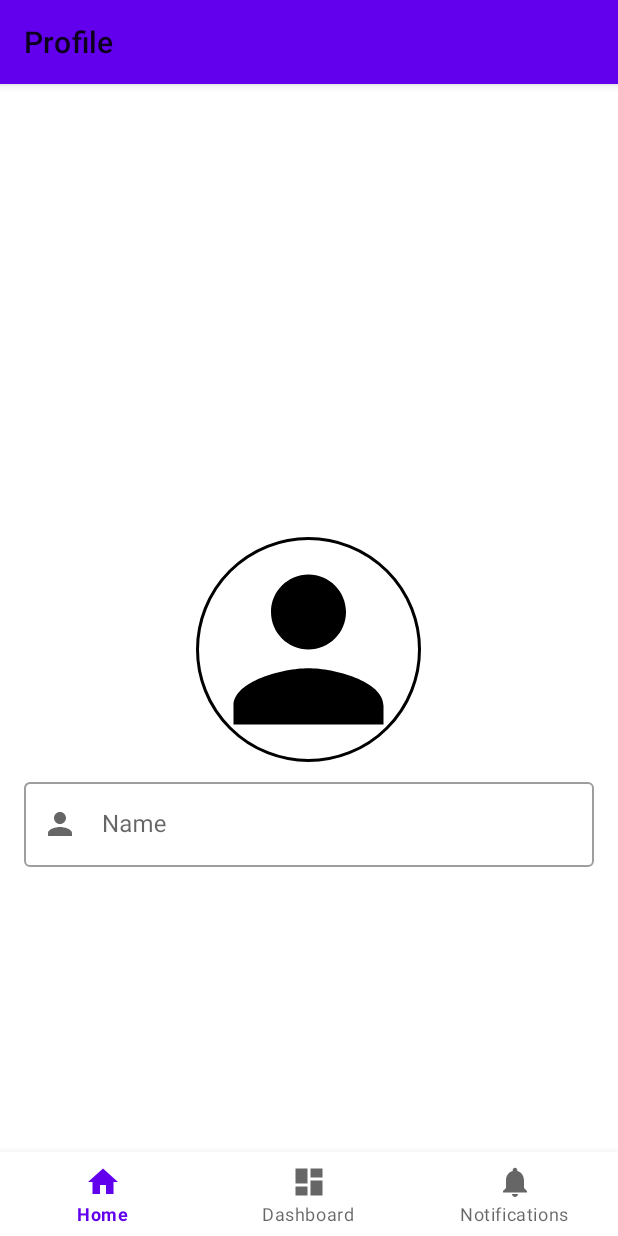
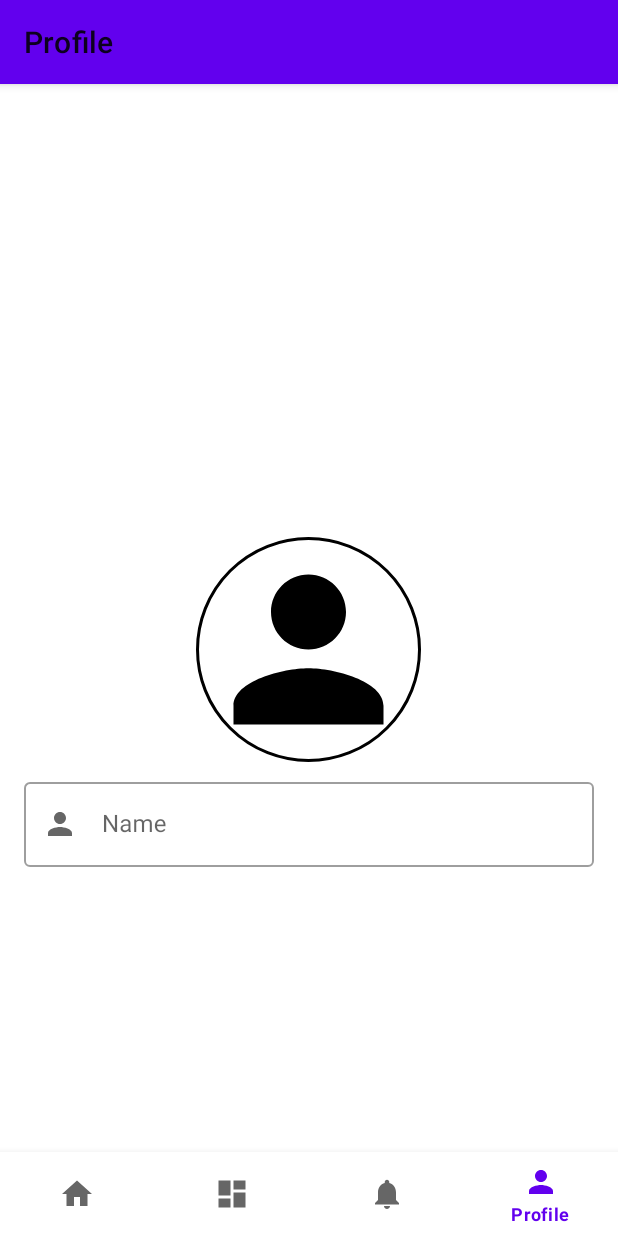
Before and after one commit to Max-129/MyAppBMS, an Android app: the ProfileFragment screen opened through its navigation route, on a phone screen of 412 x 824 dp. Run offline under Robolectric (Android 15) with nearby library versions, the phone set to English and light mode, and no system bars; our stand-ins replace CircleImageView, navigation-ui.

Commit message:
HomeWork #3.1

```diff
--- a/app/src/main/java/com/example/myappbms/taskmanager/data/local/Pref.kt
+++ b/app/src/main/java/com/example/myappbms/taskmanager/data/local/Pref.kt
@@ -5,14 +5,25 @@ import android.content.Context.MODE_PRIVATE
 
 class Pref(context: Context) {
     private val pref = context.getSharedPreferences(PREF_NAME, MODE_PRIVATE)
+
     fun isUserSeen(): Boolean {
         return pref.getBoolean(SEEN_KEY, false)
     }
     fun saveSeen(){
         pref.edit().putBoolean(SEEN_KEY, true).apply()
     }
+
+    fun saveName(name: String){
+        pref.edit().putString(NAME_KEY, name).apply()
+    }
+
+    fun getName(): String {
+        return pref.getString(NAME_KEY, "").toString()
+    }
+
     companion object {
         const val PREF_NAME = "pref.task"
         const val SEEN_KEY = "seen.key"
+        const val NAME_KEY = "name.key"
     }
 }
--- a/app/src/main/java/com/example/myappbms/ui/profile/ProfileFragment.kt
+++ b/app/src/main/java/com/example/myappbms/ui/profile/ProfileFragment.kt
@@ -6,14 +6,28 @@ import android.view.LayoutInflater
 import android.view.View
 import android.view.ViewGroup
 import com.example.myappbms.R
+import com.example.myappbms.databinding.FragmentProfileBinding
+import com.example.myappbms.taskmanager.data.local.Pref
 
 
 class ProfileFragment : Fragment() {
+
+    private lateinit var binding: FragmentProfileBinding
+    private lateinit var pref: Pref
+
     override fun onCreateView(
         inflater: LayoutInflater, container: ViewGroup?,
         savedInstanceState: Bundle?
     ): View? {
-        // Inflate the layout for this fragment
-        return inflater.inflate(R.layout.fragment_profile, container, false)
+        binding = FragmentProfileBinding.inflate(inflater, container, false)
+        return binding.root
     }
+
+    override fun onViewCreated(view: View, savedInstanceState: Bundle?) {
+        super.onViewCreated(view, savedInstanceState)
+        pref = Pref(requireContext())
+        binding.edName.setText(pref.getName()).toString()
+        pref.saveName(binding.edName.text.toString())
+    }
+
 }
--- a/app/src/main/res/layout/fragment_profile.xml
+++ b/app/src/main/res/layout/fragment_profile.xml
@@ -1,12 +1,11 @@
 <?xml version="1.0" encoding="utf-8"?>
 <LinearLayout xmlns:android="http://schemas.android.com/apk/res/android"
+    xmlns:app="http://schemas.android.com/apk/res-auto"
     xmlns:tools="http://schemas.android.com/tools"
     android:layout_width="match_parent"
     android:layout_height="match_parent"
-    android:orientation="vertical"
-    xmlns:app="http://schemas.android.com/apk/res-auto"
     android:gravity="center"
-    tools:context=".ui.ProfileFragment">
+    android:orientation="vertical">
 
     <de.hdodenhof.circleimageview.CircleImageView
         android:id="@+id/img_profile"
@@ -15,6 +14,7 @@
         android:src="@drawable/ic_person"
         app:civ_border_color="#FF000000"
         app:civ_border_width="2dp" />
+
     <com.google.android.material.textfield.TextInputLayout
         android:id="@+id/ed_input_name"
         style="@style/Widget.MaterialComponents.TextInputLayout.OutlinedBox"
@@ -31,4 +31,6 @@
             android:layout_height="wrap_content" />
     </com.google.android.material.textfield.TextInputLayout>
 
+
+
 </LinearLayout>
--- a/app/src/main/res/menu/bottom_nav_menu.xml
+++ b/app/src/main/res/menu/bottom_nav_menu.xml
@@ -15,5 +15,10 @@
         android:id="@+id/navigation_notifications"
         android:icon="@drawable/ic_notifications_black_24dp"
         android:title="@string/title_notifications" />
+    <item
+        android:id="@+id/profile"
+        android:icon="@drawable/ic_person"
+        android:title="Profile" />
+
 
 </menu>
```
